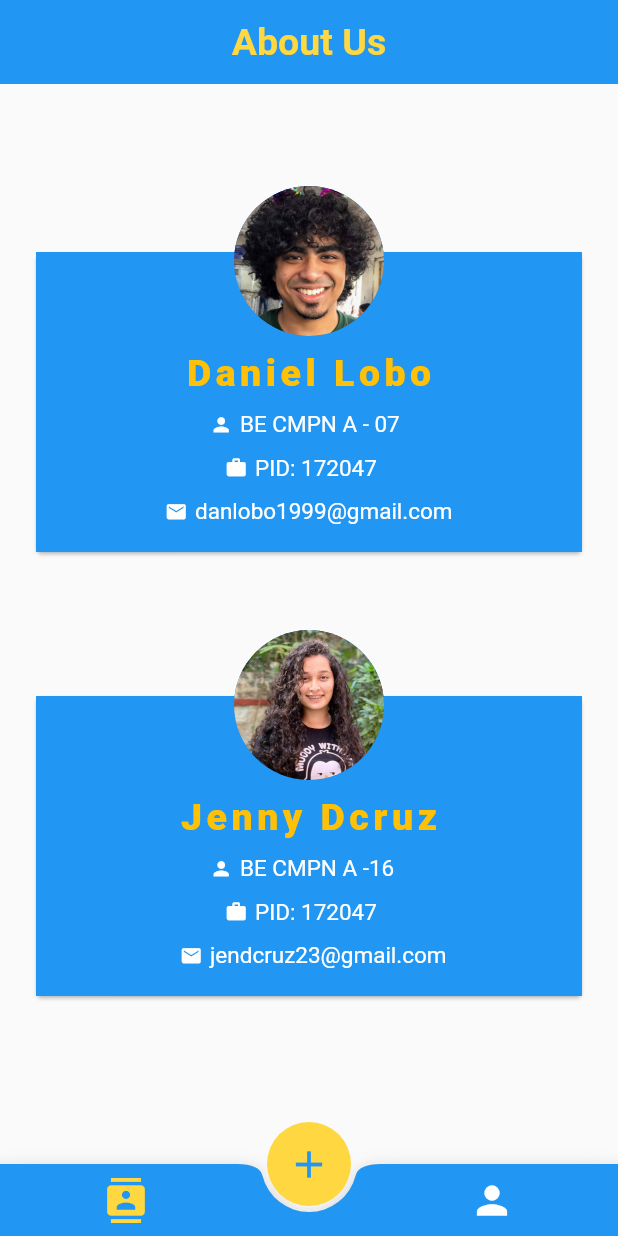
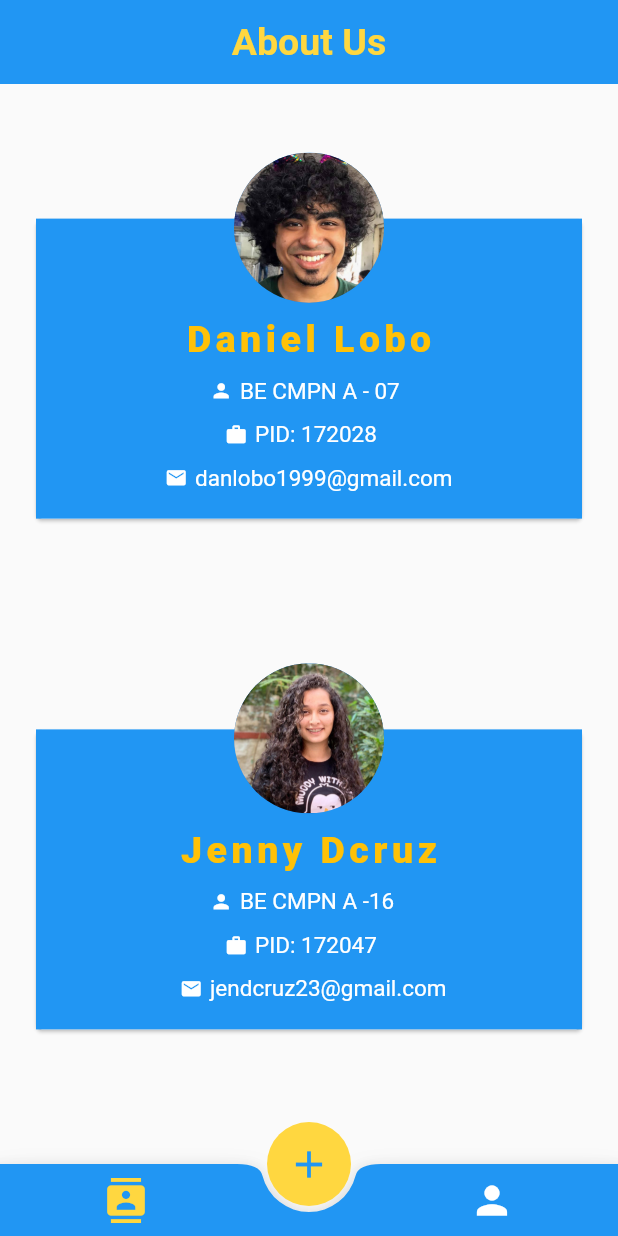
Before and after one commit to jendcruz22/ContactManagement-Flutter, a Flutter app: the screen it shows after launch, swiped to page 2, on a phone screen of 412 x 824 dp. Run offline on Flutter 3.47's test engine with Material 2 defaults, Android fonts, the phone set to English and light mode, and no system bars; our stand-ins replace flutter_slidable, sqflite; missing offline and left inert: flappy_search_bar; accounts and stored records are empty.

Commit message:
modified: PID and height between cards

```diff
--- a/lib/screens/about_us.dart
+++ b/lib/screens/about_us.dart
@@ -102,7 +102,7 @@ class AboutUs extends StatelessWidget {
                               SizedBox(width: 5.0,),
 
                               Text(
-                                'PID: 172047',
+                                'PID: 172028',
                                 style: TextStyle(
                                   color: Colors.white,
                                   fontSize: 15.0,
@@ -142,9 +142,12 @@ class AboutUs extends StatelessWidget {
                 ),
               ),
 
+              SizedBox(height: 1.0,),
+
               Container(
                 child: new Stack(
                   children: <Widget>[
+
                     Card(
                       child: Container(
                         height: 200.0,
```
Also changed, not shown: pubspec.lock.
